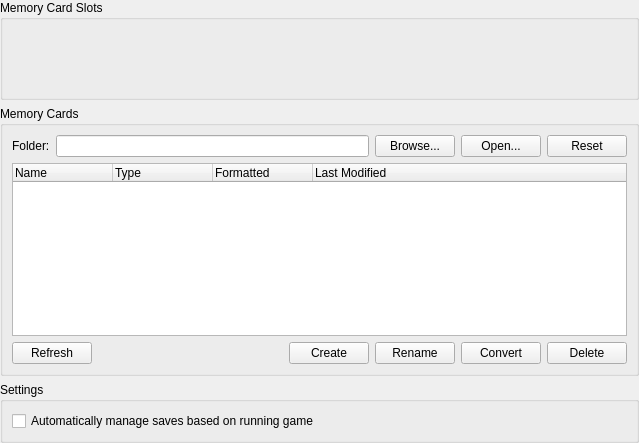
PCSX2/pcsx2, file pcsx2-qt/Settings/MemoryCardSettingsWidget.ui: the form before one commit.
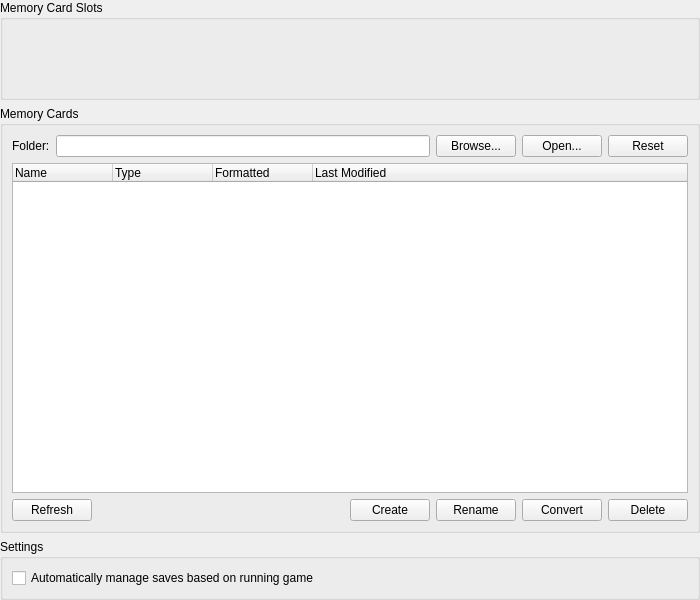
The form after the commit. Custom widgets are drawn as their Qt base class.

Commit message: Qt: Fix various settings window layout issues

What changed in the file:
```diff
--- a/pcsx2-qt/Settings/MemoryCardSettingsWidget.ui
+++ b/pcsx2-qt/Settings/MemoryCardSettingsWidget.ui
@@ -6,8 +6,8 @@
    <rect>
     <x>0</x>
     <y>0</y>
-    <width>639</width>
-    <height>443</height>
+    <width>700</width>
+    <height>600</height>
    </rect>
   </property>
   <layout class="QVBoxLayout" name="verticalLayout" stretch="0,1,0">
@@ -134,7 +134,7 @@
           <property name="sizeHint" stdset="0">
            <size>
             <width>40</width>
-            <height>20</height>
+            <height>0</height>
            </size>
           </property>
          </spacer>
```
The commit also changes 31 other files.
